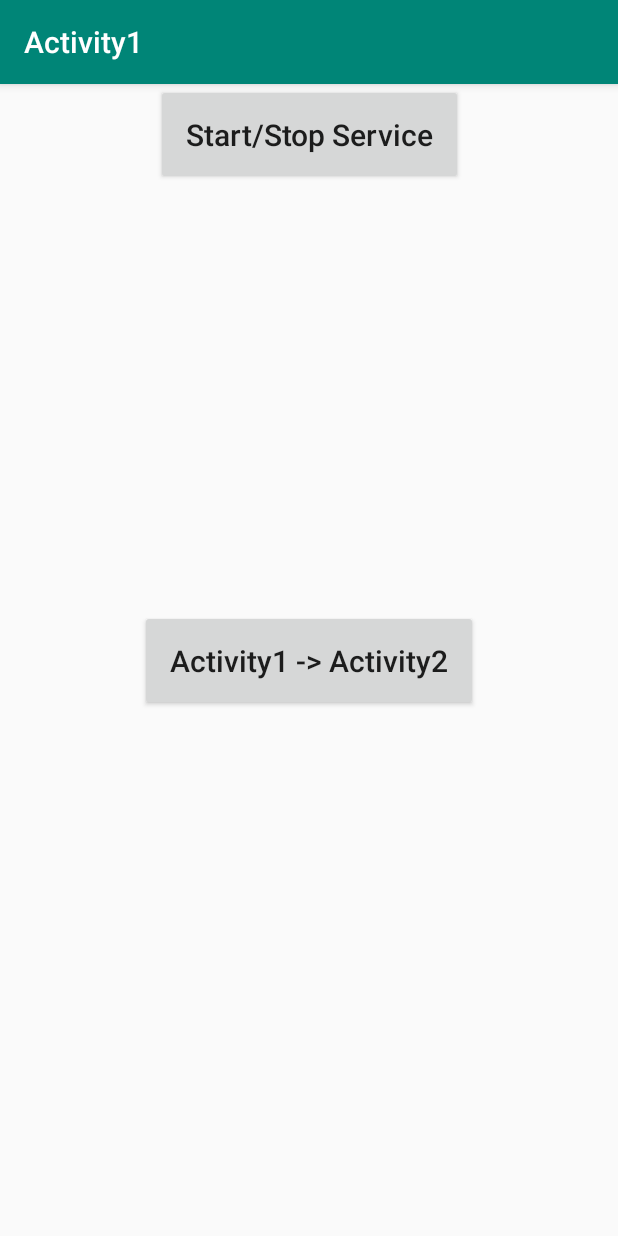
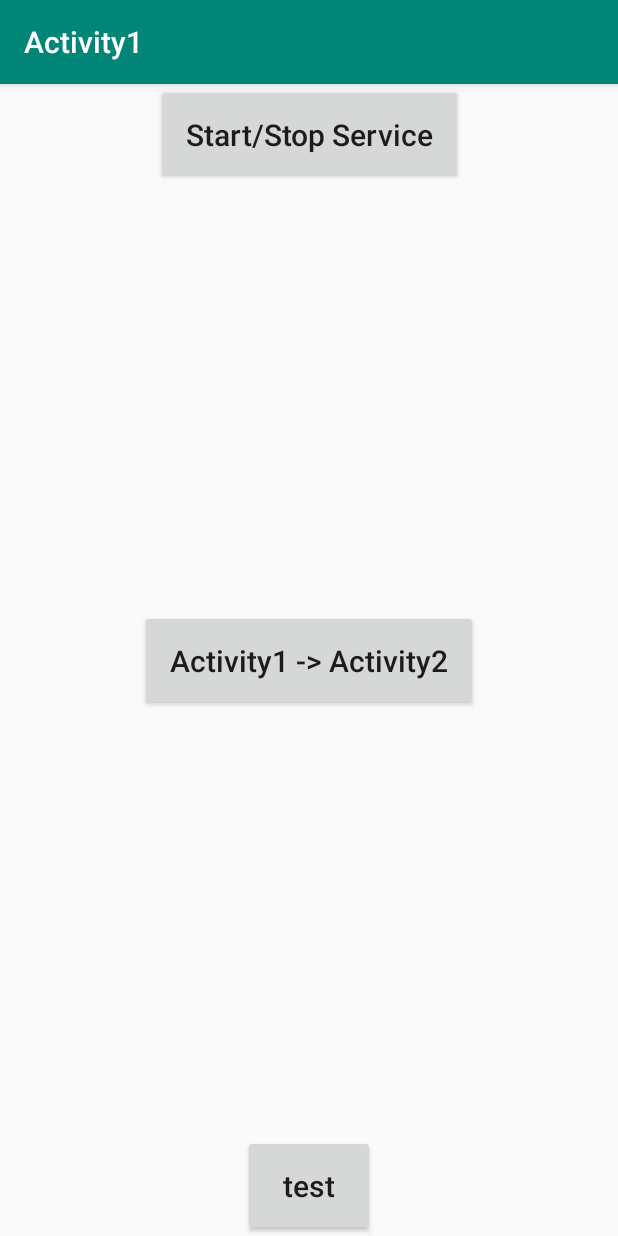
Before and after one commit to Leo0618/ActivityStackManager, an Android app: the screen it shows after launch (Activity1), on a phone screen of 412 x 824 dp. Run offline under Robolectric (Android 15) with nearby library versions, the phone set to English and light mode, and no system bars.

Commit message:
test widget: WXCommentText

```diff
--- a/app/build.gradle
+++ b/app/build.gradle
@@ -16,6 +16,10 @@ android {
             proguardFiles getDefaultProguardFile('proguard-android-optimize.txt'), 'proguard-rules.pro'
         }
     }
+    compileOptions {
+        sourceCompatibility = '1.8'
+        targetCompatibility = '1.8'
+    }
 }
 
 dependencies {
--- a/app/src/main/AndroidManifest.xml
+++ b/app/src/main/AndroidManifest.xml
@@ -24,6 +24,7 @@
         </activity>
         <activity android:name="vip.okfood.asm_sample.Activity2" />
         <activity android:name="vip.okfood.asm_sample.Activity3" />
+        <activity android:name="vip.okfood.asm_sample.test.WXCommentTextActivity" />
 
 
         <service android:name=".AliveService" />
--- a/app/src/main/res/layout/activity_1.xml
+++ b/app/src/main/res/layout/activity_1.xml
@@ -33,4 +33,16 @@
         app:layout_constraintTop_toTopOf="parent"
         tools:ignore="HardcodedText" />
 
+    <Button
+        android:layout_width="wrap_content"
+        android:layout_height="wrap_content"
+        android:onClick="test"
+        android:padding="20dp"
+        android:text="test"
+        android:textAllCaps="false"
+        android:textSize="20sp"
+        app:layout_constraintBottom_toBottomOf="parent"
+        app:layout_constraintLeft_toLeftOf="parent"
+        app:layout_constraintRight_toRightOf="parent"
+        tools:ignore="HardcodedText" />
 </android.support.constraint.ConstraintLayout>
```
Also changed, not shown: app/src/main/java/vip/okfood/asm_sample/Activity1.java (+7 -0 lines), app/src/main/java/vip/okfood/asm_sample/test/WXCommentText.java (added, +103 -0 lines), app/src/main/java/vip/okfood/asm_sample/test/WXCommentTextActivity.java (added, +51 -0 lines), app/src/main/res/layout/activity_wxcommenttext.xml (added, +34 -0 lines), 1 other file.
